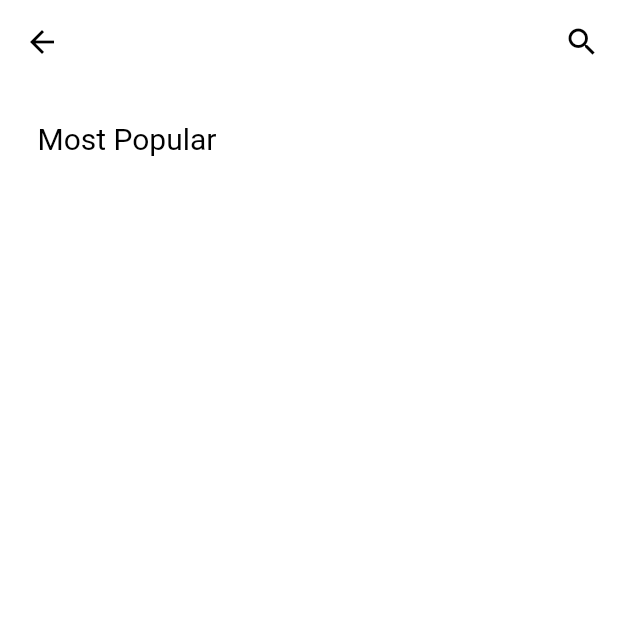
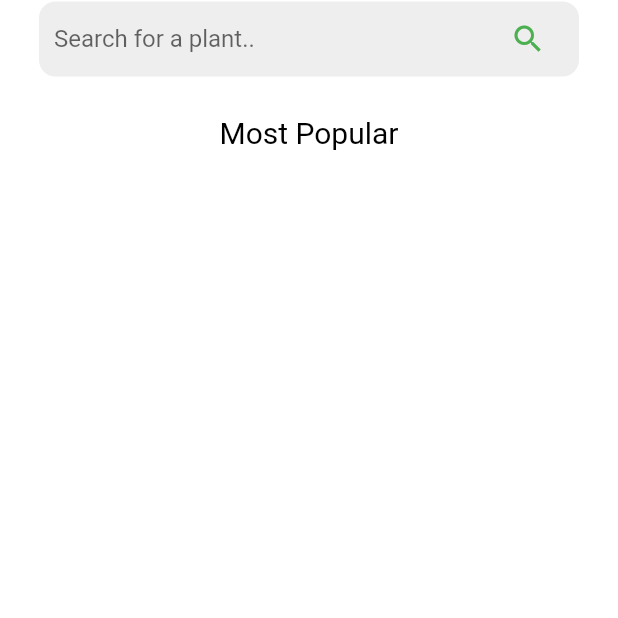
Before and after one commit to razstvien01/seedly, a Flutter app: the screen it shows after launch, on a phone screen of 412 x 824 dp, the top half of it. Run offline on Flutter 3.47's test engine with Material 2 defaults, Android fonts, the phone set to English and light mode, and no system bars.

Commit message:
search bar redesigning

```diff
--- a/lib/main.dart
+++ b/lib/main.dart
@@ -1,10 +1,12 @@
 import 'package:flutter/material.dart';
 
+//* Sign up and sign in pages
 import 'package:seedly/pages/loading_page.dart';
 import 'package:seedly/pages/log_in_pages/onboard_page.dart';
 import 'package:seedly/pages/log_in_pages/login_page.dart';
 import 'package:seedly/pages/log_in_pages/signup_page.dart';
 
+//* Home page
 import 'package:seedly/pages/mainMenuPages/home.dart';
 
 void main() => runApp(MaterialApp(
@@ -16,9 +18,9 @@ void main() => runApp(MaterialApp(
 
   routes: {
     '/': (context) => const LoadingPage(),
-    '/onboard': (context) => const Onboard_Page(),
+    '/onboard': (context) => const OnboardPage(),
     '/onboard/login': (context) => const LoginPage(),
-    '/onboard/signup': (context) => const Signup_Page(),
+    '/onboard/signup': (context) => const SignupPage(),
     '/onboard/login/home': (context) => const Home(),
   },
 
--- a/lib/pages/mainMenuPages/home.dart
+++ b/lib/pages/mainMenuPages/home.dart
@@ -1,4 +1,5 @@
 import 'package:flutter/material.dart';
+import 'package:seedly/ud_widgets/searchWidget.dart';
 
 class Home extends StatefulWidget {
   const Home({Key? key}) : super(key: key);
@@ -8,26 +9,60 @@ class Home extends StatefulWidget {
 }
 
 class _HomeState extends State<Home> {
+
   @override
   Widget build(BuildContext context) {
     return Scaffold(
-      appBar: AppBar(
-        actions: [
-          IconButton(
-            onPressed: () {
-              showSearch(
-                context: context,
-                delegate: CustomSearchDelegate(),
-              );
-            },
-            icon: Icon(Icons.search),
-          )
-        ],
-      ),
+      // appBar: AppBar(
+        // actions: [
+
+        // ],
+      // ),
       body: Column(
         children: [
+
           Padding(
-            padding: const EdgeInsets.all(25.0),
+            padding:  const EdgeInsets.symmetric(horizontal: 25),
+            child: Container(
+              decoration: BoxDecoration(
+                color: Colors.grey[200],
+                border: Border.all(color: Colors.white),
+                borderRadius: BorderRadius.circular(12),
+              ),
+              child: Row(
+                children: [
+                  Expanded(
+                    child: Padding(
+                      padding: const EdgeInsets.only(left: 10),
+                      child: TextField(
+                        decoration: InputDecoration(
+                          border: InputBorder.none,
+                          hintText: 'Search for a plant..',
+                        ),
+                      ),
+                    ),
+                  ),
+
+                  Padding(
+                    padding: const EdgeInsets.symmetric(horizontal: 10),
+                    child: Container(
+                      height: 50,
+                      child: IconButton(
+                        onPressed: () {},
+                        icon: Icon(Icons.search),
+                        color: Colors.green,
+                      ),
+                    ),
+                  ),
+                ],
+              ),
+            ),
+          ),
+
+
+
+          const Padding(
+            padding: EdgeInsets.all(25.0),
             child: Text(
               'Most Popular',
               style: TextStyle(
@@ -87,8 +122,9 @@ class CustomSearchDelegate extends SearchDelegate{
     List<String> matchQuery = [];
 
     for(var plant in searchTerms) {
-      if(plant.toLowerCase().contains(query.toLowerCase()))
+      if(plant.toLowerCase().contains(query.toLowerCase())) {
         matchQuery.add(plant);
+      }
     }
 
     //* returns a list of item results
@@ -108,8 +144,9 @@ class CustomSearchDelegate extends SearchDelegate{
     List<String> matchQuery = [];
 
     for(var plant in searchTerms) {
-      if(plant.toLowerCase().contains(query.toLowerCase()))
+      if(plant.toLowerCase().contains(query.toLowerCase())) {
         matchQuery.add(plant);
+      }
     }
 
     //* returns a list of item results
--- a/lib/ud_widgets/cbox.dart
+++ b/lib/ud_widgets/cbox.dart
@@ -16,7 +16,7 @@ class _CBoxState extends State<CBox> {
   Widget build(BuildContext context) {
     return Align(
       alignment: Alignment.center,
-        child: Container(width: 200,
+        child: SizedBox(width: 200,
           child: ListTile(
             leading: Checkbox(
               activeColor: Colors.green[400],
```
Also changed, not shown: lib/pages/log_in_pages/login_page.dart (+9 -9 lines), lib/pages/log_in_pages/onboard_page.dart (+11 -11 lines), lib/pages/log_in_pages/signup_page.dart (+6 -6 lines), lib/ud_widgets/searchWidget.dart (added, +42 -0 lines), lib/ud_widgets/search_widget.dart (added, +60 -0 lines).
